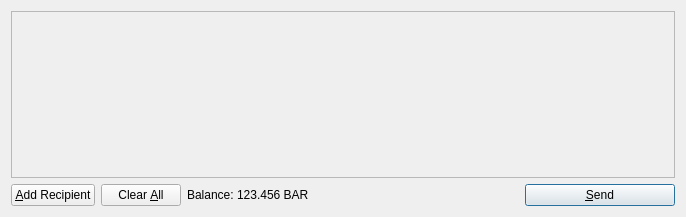
Old version of the form src/qt/forms/sendcoinsdialog.ui in the repository UNicIT/pesacoin.
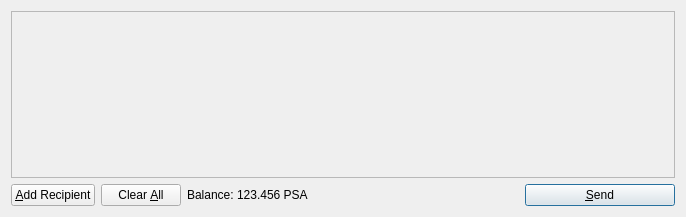
New version of the form. Icons and pictures are not drawn.

What changed in the file:
```diff
--- a/src/qt/forms/sendcoinsdialog.ui
+++ b/src/qt/forms/sendcoinsdialog.ui
@@ -119,7 +119,7 @@
           <cursorShape>IBeamCursor</cursorShape>
          </property>
          <property name="text">
-          <string>123.456 BAR</string>
+          <string>123.456 PSA</string>
          </property>
          <property name="textInteractionFlags">
           <set>Qt::LinksAccessibleByMouse|Qt::TextSelectableByKeyboard|Qt::TextSelectableByMouse</set>
```
